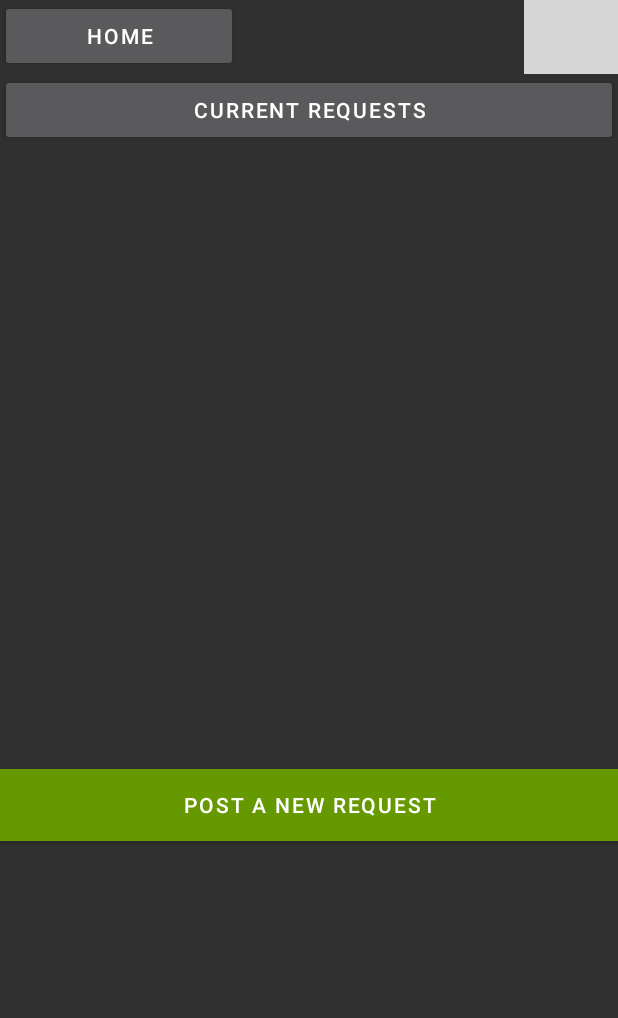
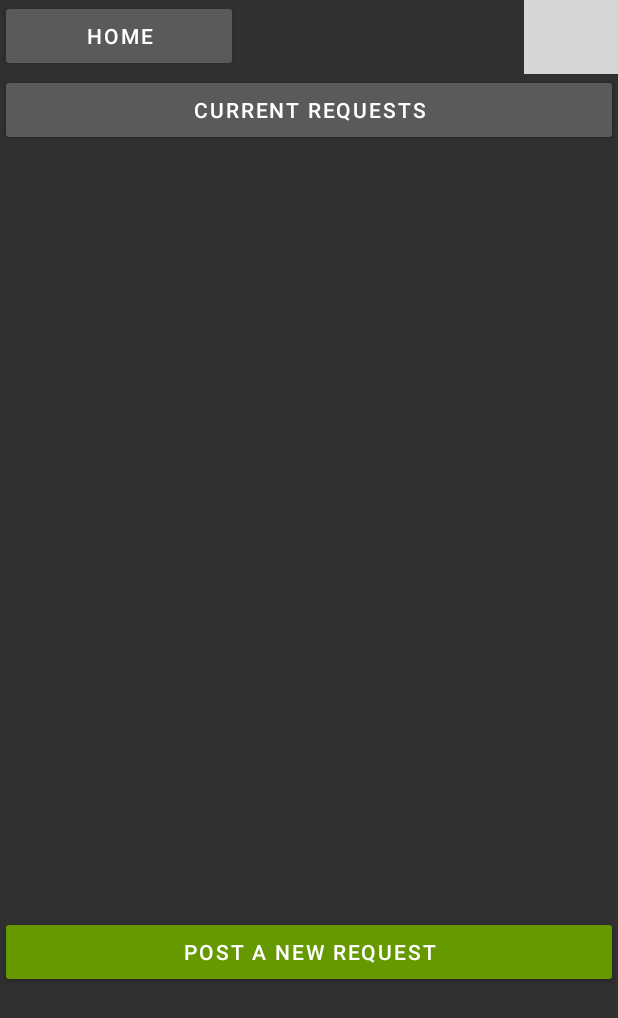
Before and after one commit to MaT1g3R/Halp, an Android app: the layout activity_request_frontpage.xml on its own in the app's theme, with its tools: preview values and no code run, on a phone screen of 412 x 824 dp. Shown: the top 1018 px of the screen. Run offline under Robolectric (Android 15) with nearby library versions, the phone set to English and light mode, and no system bars; grey boxes are pictures that could not be loaded.

Commit message:
Change activity_request_frontpage design

```diff
--- a/AndroidApp/app/src/main/res/layout/activity_request_frontpage.xml
+++ b/AndroidApp/app/src/main/res/layout/activity_request_frontpage.xml
@@ -35,7 +35,7 @@
             android:background="@android:color/transparent"
             android:contentDescription="@string/profile_picture"
             android:scaleType="fitCenter"
-            tools:srcCompat="@tools:sample/avatars" />
+            tools:srcCompat="@tools:sample/avatars[0]" />
     </LinearLayout>
 
     <Button
@@ -49,7 +49,7 @@
     <ScrollView
         android:id="@+id/scrollViewRequestList"
         android:layout_width="match_parent"
-        android:layout_height="415dp"
+        android:layout_height="513dp"
         android:scrollbarStyle="insideOverlay">
 
     </ScrollView>
@@ -59,7 +59,7 @@
         style="@android:style/Widget.Material.Button"
         android:layout_width="match_parent"
         android:layout_height="wrap_content"
-        android:background="@android:color/holo_green_dark"
+        android:backgroundTint="@android:color/holo_green_dark"
         android:text="@string/post_a_new_request"
         android:textAppearance="@style/TextAppearance.MaterialComponents.Button" />
 </LinearLayout>
```
